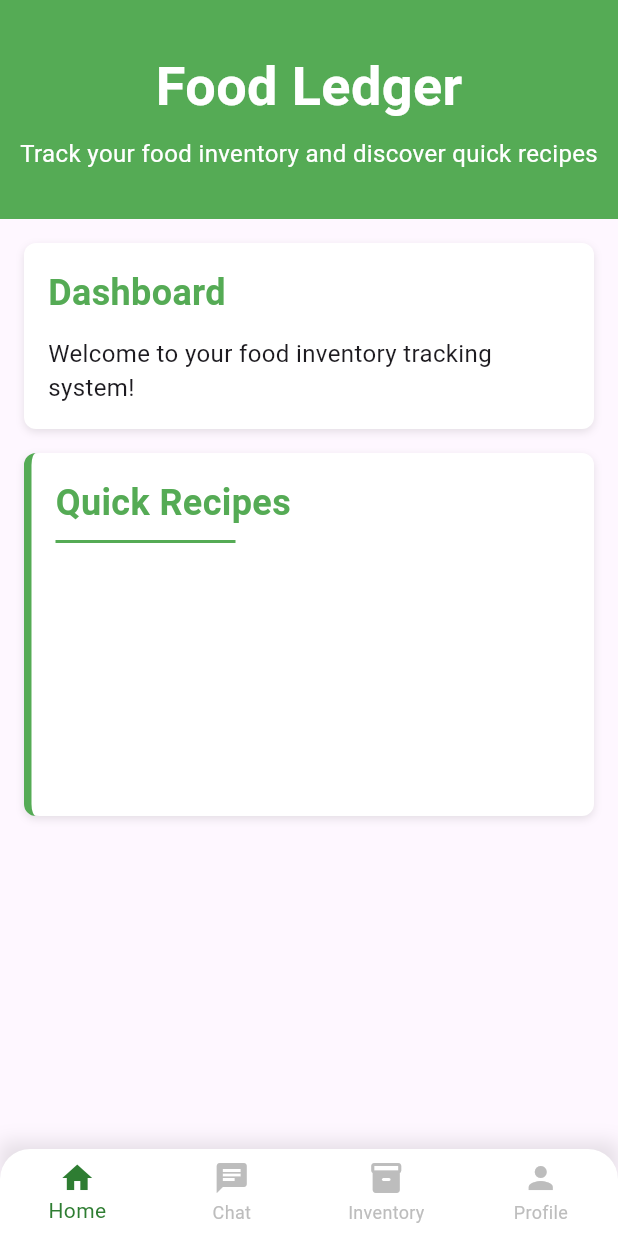
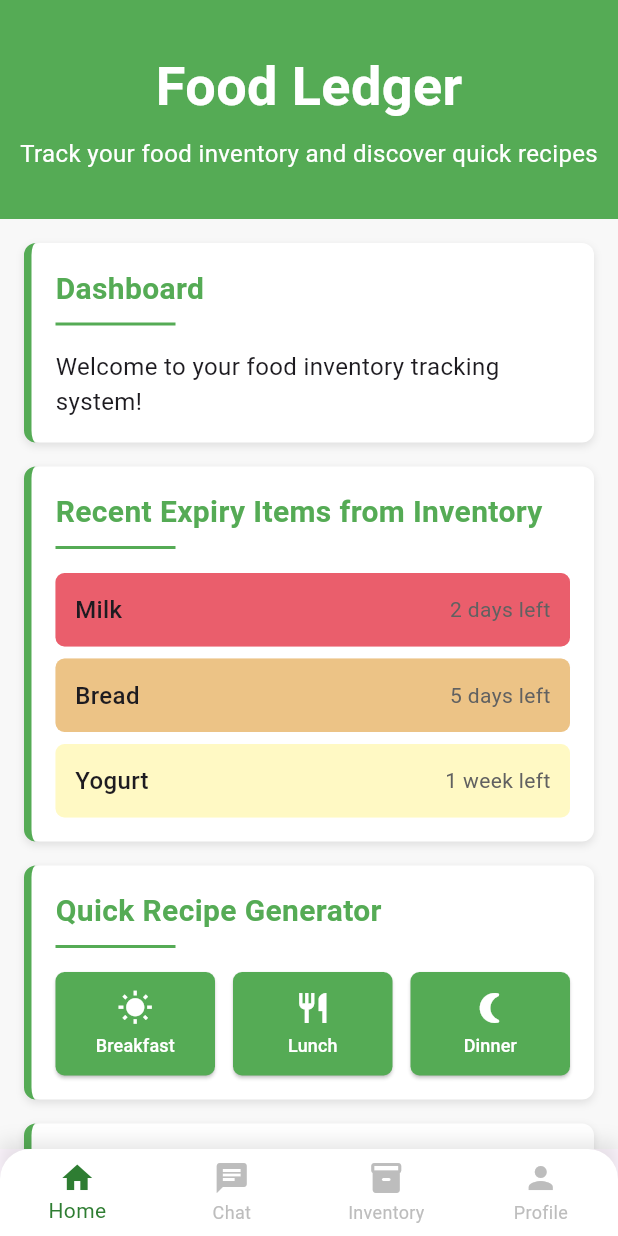
Before and after one commit to Shivinaa/Foodinventory, a Flutter app: the screen it shows after launch, on a phone screen of 412 x 824 dp. Run offline on Flutter 3.47's test engine with Material 3 defaults, Android fonts, the light colour scheme and no system bars; our stand-ins replace cloud_firestore, firebase_auth, firebase_core; accounts and stored records are empty.

Commit message:
Recipe card and recipe response

```diff
--- a/lib/pages/home/homepage.dart
+++ b/lib/pages/home/homepage.dart
@@ -1,4 +1,6 @@
 import 'package:flutter/material.dart';
+import 'package:food_inventory_tracking_app/pages/recipe/model/reciperesponse.dart';
+import 'package:food_inventory_tracking_app/pages/recipe/recipe_detail.dart';
 
 class HomePage extends StatelessWidget {
   const HomePage({Key? key}) : super(key: key);
@@ -6,6 +8,7 @@ class HomePage extends StatelessWidget {
   @override
   Widget build(BuildContext context) {
     return Scaffold(
+      backgroundColor: const Color(0xFFF8F8F8),
       body: Column(
         children: [
           // Header
@@ -40,44 +43,58 @@ class HomePage extends StatelessWidget {
               padding: const EdgeInsets.all(16.0),
               children: [
                 // Dashboard Section
-                Container(
-                  margin: const EdgeInsets.only(bottom: 16.0),
-                  padding: const EdgeInsets.all(16.0),
-                  decoration: BoxDecoration(
-                    color: Colors.white,
-                    borderRadius: BorderRadius.circular(8.0),
-                    boxShadow: [
-                      BoxShadow(
-                        color: Colors.black.withOpacity(0.1),
-                        blurRadius: 4.0,
-                        offset: const Offset(0, 2),
+                _buildSection(
+                  title: 'Dashboard',
+                  child: const Text(
+                    'Welcome to your food inventory tracking system!',
+                    style: TextStyle(fontSize: 16.0),
+                  ),
+                ),
+
+                const SizedBox(height: 16.0),
+
+                // Recent Expiry Items Section
+                _buildSection(
+                  title: 'Recent Expiry Items from Inventory',
+                  child: Column(
+                    children: [
+                      _buildExpiryItem('Milk', '2 days left',
+                          const Color.fromARGB(255, 234, 94, 108)),
+                      const SizedBox(height: 8.0),
+                      _buildExpiryItem('Bread', '5 days left',
+                          const Color.fromARGB(255, 236, 195, 134)),
+                      const SizedBox(height: 8.0),
+                      _buildExpiryItem(
+                          'Yogurt', '1 week left', Colors.yellow.shade100),
+                    ],
+                  ),
+                ),
+
+                const SizedBox(height: 16.0),
+
+                // Quick Recipe Generator Section
+                _buildSection(
+                  title: 'Quick Recipe Generator',
+                  child: _buildMealButtons(context),
+                ),
+
+                const SizedBox(height: 16.0),
+
+                // Recipe Generator from Inventory Section
+                _buildSection(
+                  title: 'Recipe Generator from Inventory',
+                  child: _buildMealButtons(context),
                 ),
               ],
-                  ),
-                  child: Column(
-                    crossAxisAlignment: CrossAxisAlignment.start,
-                    children: const [
-                      Text(
-                        'Dashboard',
-                        style: TextStyle(
-                          color: Color(0xFF55AB55),
-                          fontSize: 24.0,
-                          fontWeight: FontWeight.bold,
-                        ),
-                      ),
-                      SizedBox(height: 12.0),
-                      Text(
-                        'Welcome to your food inventory tracking system!',
-                        style: TextStyle(
-                          fontSize: 16.0,
             ),
           ),
         ],
       ),
-                ),
+    );
+  }
 
-                // Quick Recipes Section
-                Container(
+  Widget _buildSection({required String title, required Widget child}) {
+    return Container(
       padding: const EdgeInsets.all(16.0),
       decoration: BoxDecoration(
         color: Colors.white,
@@ -99,11 +116,11 @@ class HomePage extends StatelessWidget {
       child: Column(
         crossAxisAlignment: CrossAxisAlignment.start,
         children: [
-                      const Text(
-                        'Quick Recipes',
-                        style: TextStyle(
+          Text(
+            title,
+            style: const TextStyle(
               color: Color(0xFF55AB55),
-                          fontSize: 24.0,
+              fontSize: 20.0,
               fontWeight: FontWeight.bold,
             ),
           ),
@@ -111,18 +128,151 @@ class HomePage extends StatelessWidget {
             height: 2.0,
             margin: const EdgeInsets.only(top: 8.0, bottom: 16.0),
             color: const Color(0xFF55AB55),
-                        width: 120.0,
+            width: 80.0,
           ),
-                      // Empty space for recipes content
-                      const SizedBox(height: 150.0),
+          child,
         ],
       ),
+    );
+  }
+
+  Widget _buildExpiryItem(
+      String itemName, String timeLeft, Color backgroundColor) {
+    return Container(
+      padding: const EdgeInsets.all(12.0),
+      decoration: BoxDecoration(
+        color: backgroundColor,
+        borderRadius: BorderRadius.circular(6.0),
+        border: Border.all(color: backgroundColor.withOpacity(0.3)),
       ),
-              ],
+      child: Row(
+        mainAxisAlignment: MainAxisAlignment.spaceBetween,
+        children: [
+          Text(
+            itemName,
+            style: const TextStyle(
+              fontSize: 16.0,
+              fontWeight: FontWeight.w500,
+            ),
+          ),
+          Text(
+            timeLeft,
+            style: TextStyle(
+              fontSize: 14.0,
+              color: Colors.grey.shade700,
             ),
           ),
         ],
       ),
     );
   }
+
+  Widget _buildMealButtons(BuildContext context) {
+    return Row(
+      children: [
+        Expanded(
+          child: _buildMealButton('Breakfast', Icons.wb_sunny, context),
+        ),
+        const SizedBox(width: 12.0),
+        Expanded(
+          child: _buildMealButton('Lunch', Icons.restaurant, context),
+        ),
+        const SizedBox(width: 12.0),
+        Expanded(
+          child: _buildMealButton('Dinner', Icons.nightlight_round, context),
+        ),
+      ],
+    );
   }
+
+  Widget _buildMealButton(
+      String mealType, IconData icon, BuildContext context) {
+    return ElevatedButton(
+      onPressed: () {
+        final Response testResponse = Response(
+          type: 'Dessert',
+          recipeName: 'Chocolate Chip Cookies',
+          cuisine: 'American',
+          servings: 24,
+          prepTime: '15 minutes',
+          cookTime: '10 minutes',
+          ingredients: [
+            Ingredient(item: 'All-purpose flour', quantity: '2 1/4 cups'),
+            Ingredient(item: 'Baking soda', quantity: '1 teaspoon'),
+            Ingredient(item: 'Salt', quantity: '1/2 teaspoon'),
+            Ingredient(item: 'Butter', quantity: '1 cup, softened'),
+            Ingredient(item: 'Granulated sugar', quantity: '3/4 cup'),
+            Ingredient(item: 'Brown sugar', quantity: '3/4 cup, packed'),
+            Ingredient(item: 'Vanilla extract', quantity: '1 teaspoon'),
+            Ingredient(item: 'Eggs', quantity: '2'),
+            Ingredient(item: 'Chocolate chips', quantity: '2 cups'),
+          ],
+          instructions: [
+            Instruction(
+                stepNumber: 1,
+                stepDescription: 'Preheat oven to 375°F (190°C).'),
+            Instruction(
+                stepNumber: 2,
+                stepDescription:
+                    'Combine flour, baking soda, and salt in a small bowl.'),
+            Instruction(
+                stepNumber: 3,
+                stepDescription:
+                    'Beat butter, granulated sugar, brown sugar, and vanilla extract until creamy.'),
+            Instruction(
+                stepNumber: 4,
+                stepDescription:
+                    'Add eggs one at a time, beating well after each addition.'),
+            Instruction(
+                stepNumber: 5,
+                stepDescription: 'Gradually beat in flour mixture.'),
+            Instruction(
+                stepNumber: 6, stepDescription: 'Stir in chocolate chips.'),
+            Instruction(
+                stepNumber: 7,
+                stepDescription:
+                    'Drop by rounded tablespoon onto ungreased baking sheets.'),
+            Instruction(
+                stepNumber: 8,
+                stepDescription:
+                    'Bake for 9-11 minutes or until golden brown.'),
+            Instruction(
+                stepNumber: 9,
+                stepDescription:
+                    'Cool on baking sheets for 2 minutes; remove to wire racks to cool completely.'),
+          ],
+          tips: [
+            'Use room temperature butter for better mixing.',
+            'Don’t overmix the dough after adding flour.',
+            'Chill dough for thicker cookies.',
+          ],
+          notes:
+              'These cookies stay soft and chewy for days. Perfect with a glass of milk!',
+        );
+        Navigator.push(
+            context,
+            MaterialPageRoute(
+                builder: (context) => RecipeCard(recipe: testResponse)));
+      },
+      style: ElevatedButton.styleFrom(
+        backgroundColor: const Color(0xFF55AB55),
+        foregroundColor: Colors.white,
+        padding: const EdgeInsets.symmetric(vertical: 12.0),
+        shape: RoundedRectangleBorder(
+          borderRadius: BorderRadius.circular(6.0),
+        ),
+      ),
+      child: Column(
+        mainAxisSize: MainAxisSize.min,
+        children: [
+          Icon(icon, size: 24.0),
+          const SizedBox(height: 4.0),
+          Text(
+            mealType,
+            style: const TextStyle(fontSize: 12.0),
+          ),
+        ],
+      ),
+    );
+  }
+}
--- /dev/null
+++ b/lib/pages/recipe/model/reciperesponse.dart
@@ -0,0 +1,115 @@
+import 'dart:convert';
+
+ChatResponse responseModelFromJson(String str) =>
+    ChatResponse.fromJson(json.decode(str));
+
+String responseModelToJson(ChatResponse data) => json.encode(data.toJson());
+
+class ChatResponse {
+  final Response? response;
+
+  ChatResponse({this.response});
+
+  factory ChatResponse.fromJson(Map<String, dynamic> json) => ChatResponse(
+        response: json["response"] == null
+            ? null
+            : Response.fromJson(json["response"]),
+      );
+
+  Map<String, dynamic> toJson() => {"response": response?.toJson()};
+}
+
+class Response {
+  final String? type;
+  final String? recipeName;
+  final String? cuisine;
+  final int? servings;
+  final String? prepTime;
+  final String? cookTime;
+  final List<Ingredient>? ingredients;
+  final List<Instruction>? instructions;
+  final List<String>? tips;
+  final String? notes;
+
+  Response({
+    this.type,
+    this.recipeName,
+    this.cuisine,
+    this.servings,
+    this.prepTime,
+    this.cookTime,
+    this.ingredients,
+    this.instructions,
+    this.tips,
+    this.notes,
+  });
+
+  factory Response.fromJson(Map<String, dynamic> json) => Response(
+        type: json["type"],
+        recipeName: json["recipeName"],
+        cuisine: json["cuisine"],
+        servings: json["servings"],
+        prepTime: json["prepTime"],
+        cookTime: json["cookTime"],
+        ingredients: json["ingredients"] == null
+            ? []
+            : List<Ingredient>.from(
+                json["ingredients"]!.map((x) => Ingredient.fromJson(x)),
+              ),
+        instructions: json["instructions"] == null
+            ? []
+            : List<Instruction>.from(
+                json["instructions"]!.map((x) => Instruction.fromJson(x)),
+              ),
+        tips: json["tips"] == null
+            ? []
+            : List<String>.from(json["tips"]!.map((x) => x)),
+        notes: json["notes"],
+      );
+
+  Map<String, dynamic> toJson() => {
+        "type": type,
+        "recipeName": recipeName,
+        "cuisine": cuisine,
+        "servings": servings,
+        "prepTime": prepTime,
+        "cookTime": cookTime,
+        "ingredients": ingredients == null
+            ? []
+            : List<dynamic>.from(ingredients!.map((x) => x.toJson())),
+        "instructions": instructions == null
+            ? []
+            : List<dynamic>.from(instructions!.map((x) => x.toJson())),
+        "tips": tips == null ? [] : List<dynamic>.from(tips!.map((x) => x)),
+        "notes": notes,
+      };
+}
+
+class Ingredient {
+  final String? item;
+  final String? quantity;
+
+  Ingredient({this.item, this.quantity});
+
+  factory Ingredient.fromJson(Map<String, dynamic> json) =>
+      Ingredient(item: json["item"], quantity: json["quantity"]);
+
+  Map<String, dynamic> toJson() => {"item": item, "quantity": quantity};
+}
+
+class Instruction {
+  final int? stepNumber;
+  final String? stepDescription;
+
+  Instruction({this.stepNumber, this.stepDescription});
+
+  factory Instruction.fromJson(Map<String, dynamic> json) => Instruction(
+        stepNumber: json["stepNumber"],
+        stepDescription: json["stepDescription"],
+      );
+
+  Map<String, dynamic> toJson() => {
+        "stepNumber": stepNumber,
+        "stepDescription": stepDescription,
+      };
+}
```
Also changed, not shown: lib/pages/recipe/recipe_detail.dart (+244 -0 lines). Lines whose indentation alone changed are shown as unchanged.
